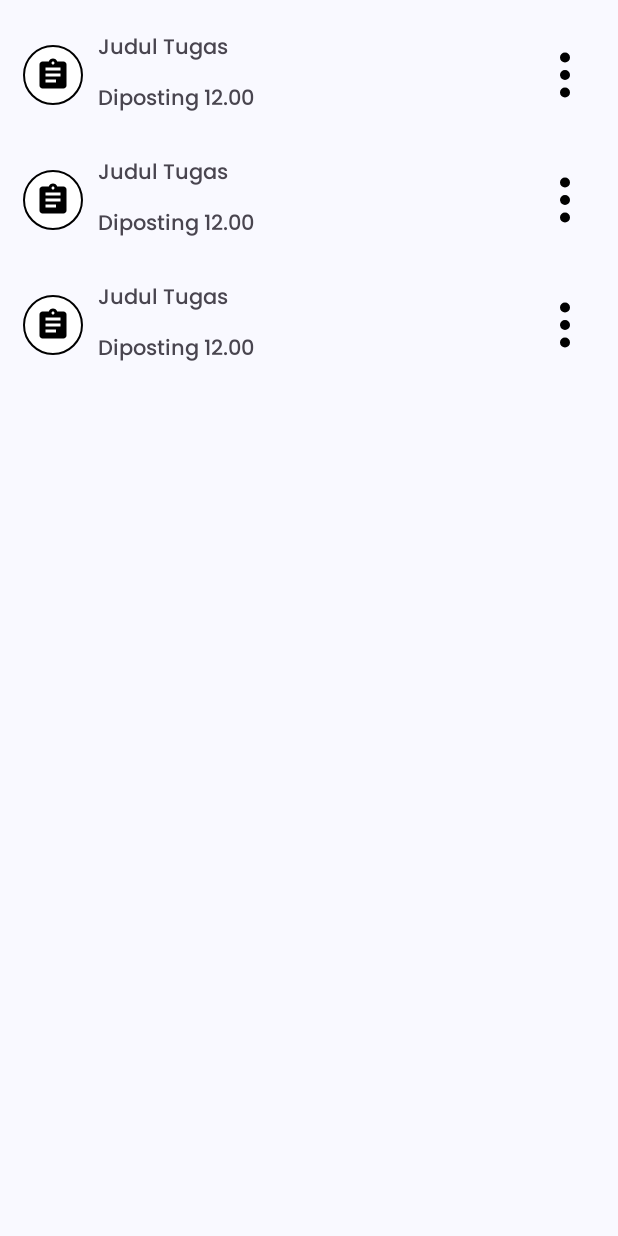
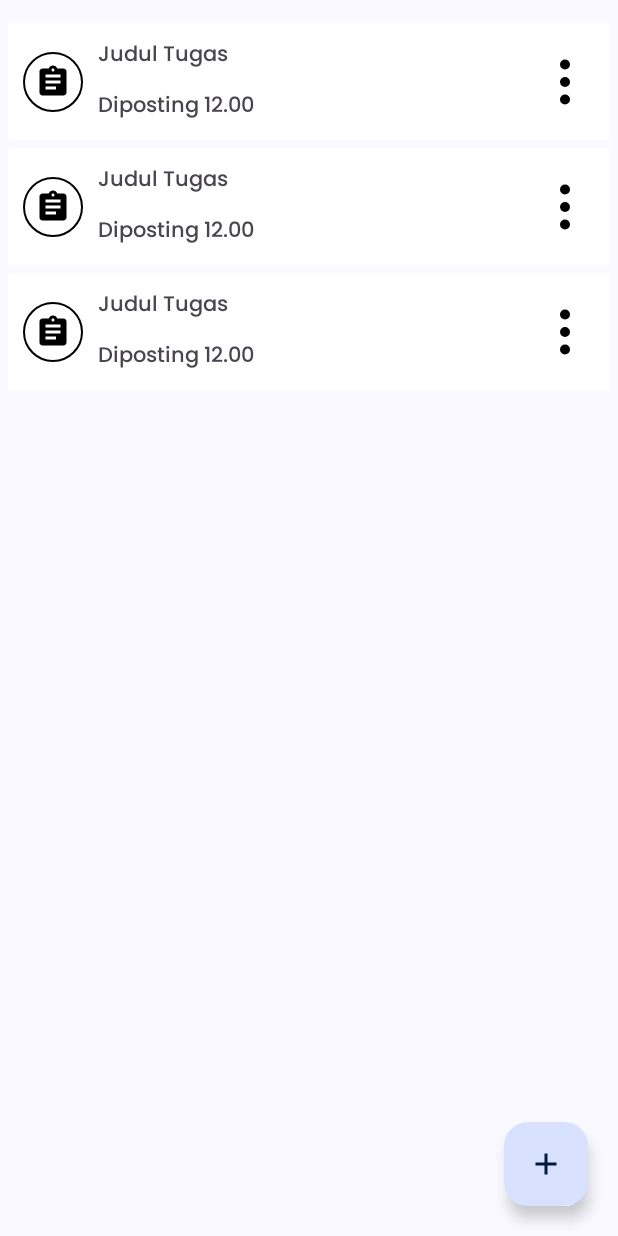
Before and after one commit to Zierch/StudyConnect, an Android app: the layout fragment_class_assignment.xml on its own in the app's theme, with its tools: preview values and no code run, on a phone screen of 412 x 824 dp. Run offline under Robolectric (Android 15) with nearby library versions, the phone set to English and light mode, and no system bars.

Commit message:
fix asset & color halaman kelas (forum, tugas), add add_forum_dialog.xml

```diff
--- /dev/null
+++ b/app/src/main/res/drawable/baseline_attachment_24.xml
@@ -0,0 +1,5 @@
+<vector xmlns:android="http://schemas.android.com/apk/res/android" android:height="24dp" android:tint="#000000" android:viewportHeight="24" android:viewportWidth="24" android:width="24dp">
+
+    <path android:fillColor="@android:color/white" android:pathData="M2,12.5C2,9.46 4.46,7 7.5,7H18c2.21,0 4,1.79 4,4s-1.79,4 -4,4H9.5C8.12,15 7,13.88 7,12.5S8.12,10 9.5,10H17v2H9.41c-0.55,0 -0.55,1 0,1H18c1.1,0 2,-0.9 2,-2s-0.9,-2 -2,-2H7.5C5.57,9 4,10.57 4,12.5S5.57,16 7.5,16H17v2H7.5C4.46,18 2,15.54 2,12.5z"/>
+
+</vector>
--- /dev/null
+++ b/app/src/main/res/drawable/baseline_close_24.xml
@@ -0,0 +1,5 @@
+<vector xmlns:android="http://schemas.android.com/apk/res/android" android:height="24dp" android:tint="#000000" android:viewportHeight="24" android:viewportWidth="24" android:width="24dp">
+
+    <path android:fillColor="@android:color/white" android:pathData="M19,6.41L17.59,5 12,10.59 6.41,5 5,6.41 10.59,12 5,17.59 6.41,19 12,13.41 17.59,19 19,17.59 13.41,12z"/>
+
+</vector>
--- /dev/null
+++ b/app/src/main/res/drawable/baseline_description_24.xml
@@ -0,0 +1,5 @@
+<vector xmlns:android="http://schemas.android.com/apk/res/android" android:height="24dp" android:tint="#000000" android:viewportHeight="24" android:viewportWidth="24" android:width="24dp">
+
+    <path android:fillColor="@android:color/white" android:pathData="M14,2L6,2c-1.1,0 -1.99,0.9 -1.99,2L4,20c0,1.1 0.89,2 1.99,2L18,22c1.1,0 2,-0.9 2,-2L20,8l-6,-6zM16,18L8,18v-2h8v2zM16,14L8,14v-2h8v2zM13,9L13,3.5L18.5,9L13,9z"/>
+
+</vector>
--- a/app/src/main/res/layout/bottom_item_kelas_dialog.xml
+++ b/app/src/main/res/layout/bottom_item_kelas_dialog.xml
@@ -12,7 +12,7 @@
         android:layout_height="wrap_content"
         android:backgroundTint="@android:color/transparent"
         android:gravity="start"
-        android:text="Batalkan pendaftaran"
+        android:text="@string/text_batalkan_pendaftaran"
         android:textColor="@color/black" />
 
     <Button
@@ -23,7 +23,7 @@
         android:layout_marginTop="16dp"
         android:backgroundTint="@android:color/transparent"
         android:gravity="start"
-        android:text="Edit kelas"
+        android:text="@string/text_edit_kelas"
         android:textColor="@color/black" />
 
     <Button
@@ -34,6 +34,6 @@
         android:layout_marginTop="16dp"
         android:backgroundTint="@android:color/transparent"
         android:gravity="start"
-        android:text="Arsipkan kelas"
+        android:text="@string/text_arsipkan_kelas"
         android:textColor="@color/black" />
 </LinearLayout>
--- a/app/src/main/res/layout/fragment_class_assignment.xml
+++ b/app/src/main/res/layout/fragment_class_assignment.xml
@@ -1,14 +1,33 @@
 <?xml version="1.0" encoding="utf-8"?>
-<ScrollView xmlns:android="http://schemas.android.com/apk/res/android"
+<androidx.constraintlayout.widget.ConstraintLayout xmlns:android="http://schemas.android.com/apk/res/android"
     xmlns:app="http://schemas.android.com/apk/res-auto"
     xmlns:tools="http://schemas.android.com/tools"
     android:layout_width="match_parent"
     android:layout_height="match_parent"
     tools:context=".ui.class_ui.ClassAssignmentFragment">
 
-    <androidx.constraintlayout.widget.ConstraintLayout
+    <com.google.android.material.floatingactionbutton.FloatingActionButton
+        android:id="@+id/fab_add_tugas"
+        android:layout_width="wrap_content"
+        android:layout_height="wrap_content"
+        android:layout_margin="20dp"
+        android:contentDescription="@string/text_add"
+        android:src="@drawable/ic_add"
+        app:layout_constraintBottom_toBottomOf="parent"
+        app:layout_constraintEnd_toEndOf="parent" />
+
+    <ScrollView
         android:layout_width="match_parent"
-        android:layout_height="wrap_content">
+        android:layout_height="match_parent"
+        app:layout_constraintBottom_toBottomOf="parent"
+        app:layout_constraintEnd_toEndOf="parent"
+        app:layout_constraintStart_toStartOf="parent"
+        app:layout_constraintTop_toTopOf="parent">
+
+        <LinearLayout
+            android:layout_width="match_parent"
+            android:layout_height="wrap_content"
+            android:orientation="vertical">
 
             <!--        nek pas tugas e kosong iso dishow-->
             <include
@@ -17,18 +36,20 @@
                 android:layout_width="match_parent"
                 android:layout_height="wrap_content"
                 android:padding="5dp"
-            android:visibility="gone"
-            app:layout_constraintEnd_toEndOf="parent"
-            app:layout_constraintStart_toStartOf="parent"
-            app:layout_constraintTop_toTopOf="parent" />
+                android:visibility="gone" />
 
             <androidx.recyclerview.widget.RecyclerView
+                android:id="@+id/recyclerView"
                 android:layout_width="match_parent"
                 android:layout_height="wrap_content"
-            android:padding="5dp"
+                android:paddingStart="5dp"
+                android:paddingTop="10dp"
+                android:paddingEnd="5dp"
+                android:paddingBottom="100dp"
                 app:layout_constraintEnd_toEndOf="parent"
                 app:layout_constraintStart_toStartOf="parent"
                 app:layout_constraintTop_toTopOf="parent"
                 tools:listitem="@layout/item_tugas_list" />
+        </LinearLayout>
+    </ScrollView>
 </androidx.constraintlayout.widget.ConstraintLayout>
-</ScrollView>
--- a/app/src/main/res/layout/item_forum_gambar.xml
+++ b/app/src/main/res/layout/item_forum_gambar.xml
@@ -5,11 +5,12 @@
     android:layout_height="wrap_content"
     app:cardCornerRadius="15dp"
     app:cardElevation="4dp"
-    app:strokeColor="@color/black">
+    app:strokeColor="@color/md_theme_outline">
 
     <LinearLayout
         android:layout_width="match_parent"
         android:layout_height="wrap_content"
+        android:background="@color/white"
         android:orientation="vertical">
 
         <androidx.constraintlayout.widget.ConstraintLayout
@@ -80,6 +81,7 @@
             <TextView
                 android:layout_width="match_parent"
                 android:layout_height="wrap_content"
+                android:background="@color/white"
                 android:drawablePadding="10dp"
                 android:gravity="center_vertical"
                 android:paddingStart="10dp"
@@ -92,7 +94,7 @@
         <View
             android:layout_width="match_parent"
             android:layout_height="1dp"
-            android:background="@color/black" />
+            android:background="@color/md_theme_outline" />
 
         <TextView
             android:id="@+id/tv_add_forum_komen"
--- a/app/src/main/res/layout/item_tugas_list.xml
+++ b/app/src/main/res/layout/item_tugas_list.xml
@@ -4,6 +4,7 @@
     android:layout_width="match_parent"
     android:layout_height="wrap_content"
     android:layout_marginTop="5dp"
+    android:background="@color/white"
     android:padding="10dp">
 
     <ImageView
```
Also changed, not shown: app/src/main/res/layout/add_forum_dialog.xml (added, +133 -0 lines), app/src/main/res/layout/fragment_forum.xml (+19 -11 lines), app/src/main/res/layout/fragment_home.xml (+10 -9 lines), app/src/main/res/layout/item_forum_text.xml (+19 -11 lines), app/src/main/res/values/strings.xml (+9 -0 lines). Lines whose indentation alone changed are shown as unchanged.
